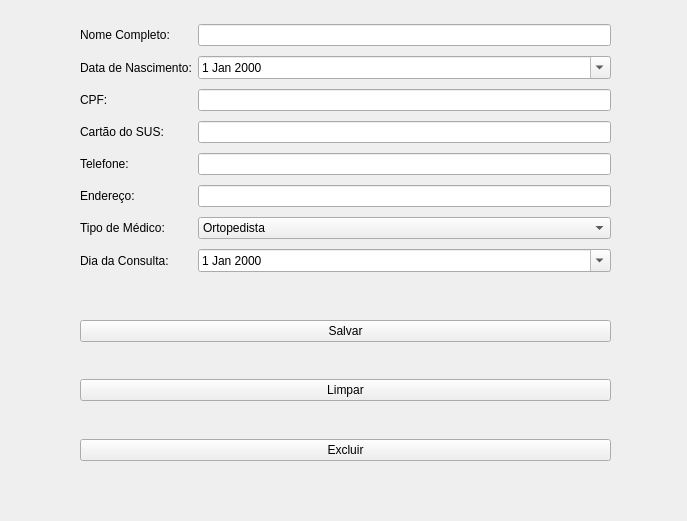
Before: the Qt Designer form ui/cadastro.ui in willasantos/Projeto-SDMC, drawn with Qt 5.
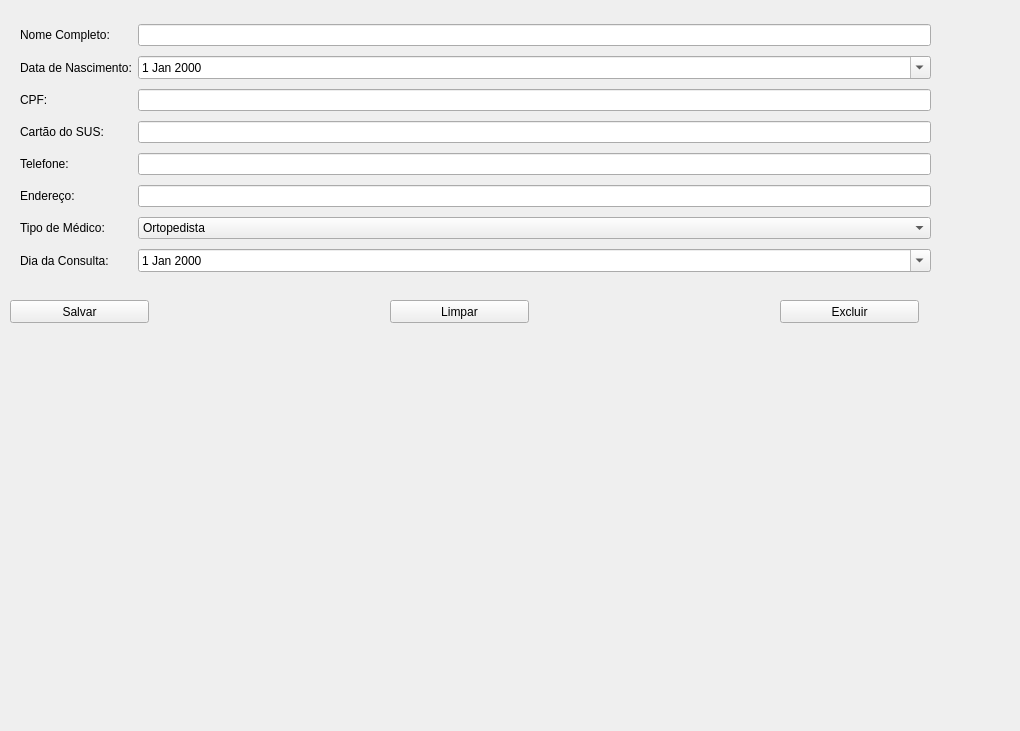
After: the same form once the commit is applied.

```diff
--- a/ui/cadastro.ui
+++ b/ui/cadastro.ui
@@ -6,78 +6,19 @@
    <rect>
     <x>0</x>
     <y>0</y>
-    <width>687</width>
-    <height>521</height>
+    <width>1020</width>
+    <height>731</height>
    </rect>
   </property>
   <property name="windowTitle">
    <string>Cadastro</string>
   </property>
-  <widget class="QWidget" name="verticalLayoutWidget">
-   <property name="geometry">
-    <rect>
-     <x>80</x>
-     <y>320</y>
-     <width>531</width>
-     <height>141</height>
-    </rect>
-   </property>
-   <layout class="QVBoxLayout" name="verticalLayout">
-    <item>
-     <widget class="QPushButton" name="bt_salvar">
-      <property name="text">
-       <string>Salvar</string>
-      </property>
-     </widget>
-    </item>
-    <item>
-     <spacer name="verticalSpacer">
-      <property name="orientation">
-       <enum>Qt::Vertical</enum>
-      </property>
-      <property name="sizeHint" stdset="0">
-       <size>
-        <width>20</width>
-        <height>40</height>
-       </size>
-      </property>
-     </spacer>
-    </item>
-    <item>
-     <widget class="QPushButton" name="bt_limpar">
-      <property name="text">
-       <string>Limpar</string>
-      </property>
-     </widget>
-    </item>
-    <item>
-     <spacer name="verticalSpacer_2">
-      <property name="orientation">
-       <enum>Qt::Vertical</enum>
-      </property>
-      <property name="sizeHint" stdset="0">
-       <size>
-        <width>20</width>
-        <height>40</height>
-       </size>
-      </property>
-     </spacer>
-    </item>
-    <item>
-     <widget class="QPushButton" name="bt_excluir">
-      <property name="text">
-       <string>Excluir</string>
-      </property>
-     </widget>
-    </item>
-   </layout>
-  </widget>
   <widget class="QWidget" name="formLayoutWidget_2">
    <property name="geometry">
     <rect>
-     <x>80</x>
+     <x>20</x>
      <y>20</y>
-     <width>531</width>
+     <width>911</width>
      <height>261</height>
     </rect>
    </property>
@@ -219,6 +160,56 @@
     </item>
    </layout>
   </widget>
+  <widget class="QPushButton" name="bt_salvar">
+   <property name="geometry">
+    <rect>
+     <x>10</x>
+     <y>300</y>
+     <width>139</width>
+     <height>23</height>
+    </rect>
+   </property>
+   <property name="text">
+    <string>Salvar</string>
+   </property>
+  </widget>
+  <widget class="QPushButton" name="bt_limpar">
+   <property name="geometry">
+    <rect>
+     <x>390</x>
+     <y>300</y>
+     <width>139</width>
+     <height>23</height>
+    </rect>
+   </property>
+   <property name="text">
+    <string>Limpar</string>
+   </property>
+  </widget>
+  <widget class="QPushButton" name="bt_excluir">
+   <property name="geometry">
+    <rect>
+     <x>780</x>
+     <y>300</y>
+     <width>139</width>
+     <height>23</height>
+    </rect>
+   </property>
+   <property name="text">
+    <string>Excluir</string>
+   </property>
+  </widget>
+  <widget class="QWidget" name="horizontalLayoutWidget">
+   <property name="geometry">
+    <rect>
+     <x>10</x>
+     <y>340</y>
+     <width>1001</width>
+     <height>361</height>
+    </rect>
+   </property>
+   <layout class="QHBoxLayout" name="horizontalLayout"/>
+  </widget>
  </widget>
  <resources/>
  <connections/>
```
Left out of the diff: 4 changed lines with no effect on the pictures.
